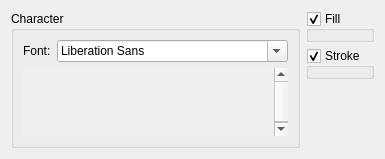
claudiobogossian/terralib5, file src/terralib/qt/widgets/se/ui/GlyphMarkWidgetForm.ui: the form before one commit.
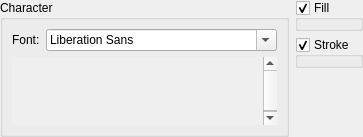
The form after the commit.

Commit message: Fixed signal/slot; Adjusting layout margins;

The edit to the form file:
```diff
--- a/src/terralib/qt/widgets/se/ui/GlyphMarkWidgetForm.ui
+++ b/src/terralib/qt/widgets/se/ui/GlyphMarkWidgetForm.ui
@@ -6,14 +6,17 @@
    <rect>
     <x>0</x>
     <y>0</y>
-    <width>324</width>
-    <height>152</height>
+    <width>306</width>
+    <height>134</height>
    </rect>
   </property>
   <property name="windowTitle">
    <string>Form</string>
   </property>
   <layout class="QGridLayout" name="gridLayout_6">
+   <property name="margin">
+    <number>0</number>
+   </property>
    <item row="0" column="0">
     <layout class="QGridLayout" name="gridLayout_5">
      <item row="0" column="0">
```
The commit also changes 2 other files.
